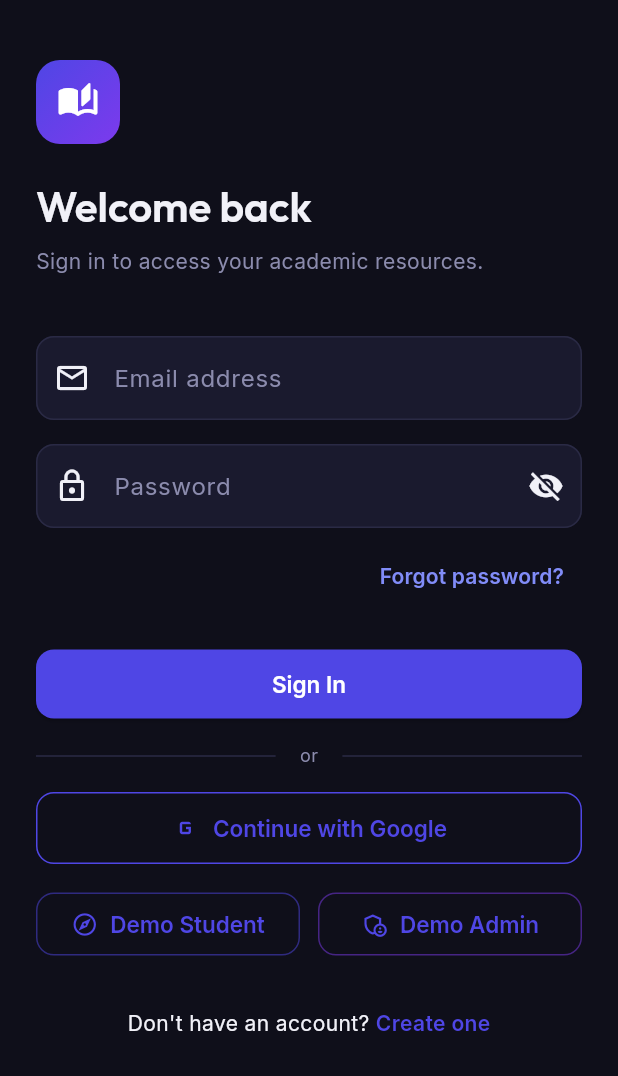
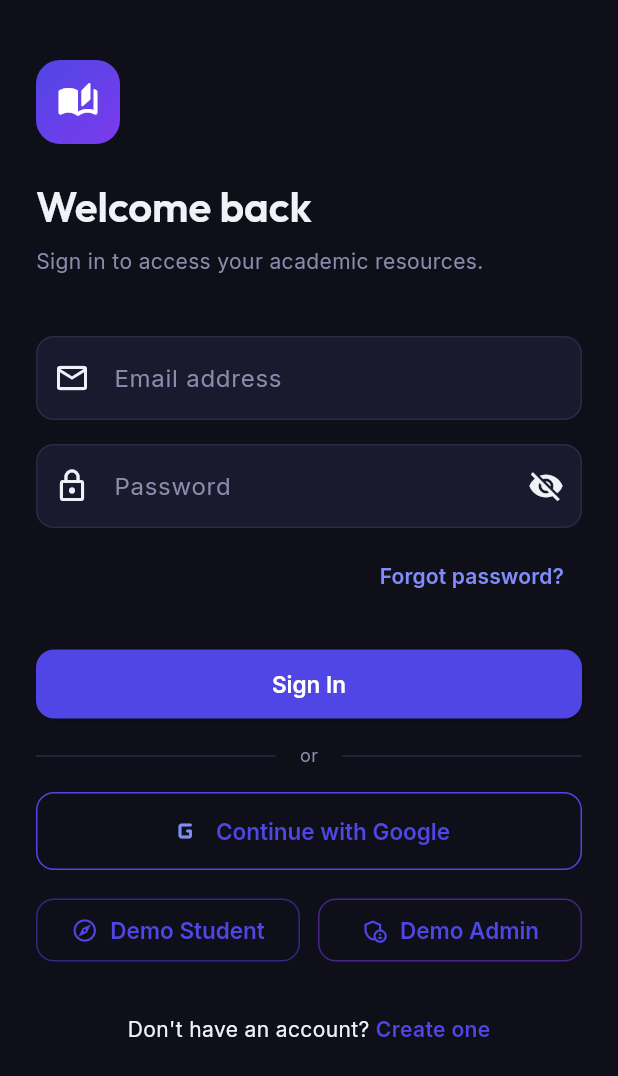
Before and after one commit to ViboothiBalasooriya/UniNotes-AI, a Flutter app: the screen it shows after launch, on a phone screen of 412 x 824 dp. Shown: the top 1076 px of the screen. Run offline on Flutter 3.47's test engine with Material 3 defaults, Android fonts, the phone set to English and light mode, and no system bars; our stand-ins replace cloud_firestore, file_picker, firebase_auth, firebase_core, firebase_storage, flutter_dotenv and 6 more; missing offline and left inert: syncfusion_flutter_pdf, syncfusion_flutter_pdfviewer; accounts and stored records are empty.

Commit message:
Replace Google favicon network image with native Flutter Icon to resolve Web CORS warning

```diff
--- a/uninotes_ai/lib/features/auth/screens/login_screen.dart
+++ b/uninotes_ai/lib/features/auth/screens/login_screen.dart
@@ -189,12 +189,7 @@ class _LoginScreenState extends ConsumerState<LoginScreen> {
                   child: OutlinedButton.icon(
                     key: const Key('google_signin_btn'),
                     onPressed: _isLoading ? null : _signInWithGoogle,
-                    icon: Image.network(
-                      'https://www.google.com/favicon.ico',
-                      width: 20,
-                      height: 20,
-                      errorBuilder: (_, __, ___) => const Icon(Icons.g_mobiledata, size: 20),
-                    ),
+                    icon: const Icon(Icons.g_mobiledata_rounded, size: 24, color: AppColors.primaryLight),
                     label: const Text('Continue with Google'),
                   ),
                 ),
```
